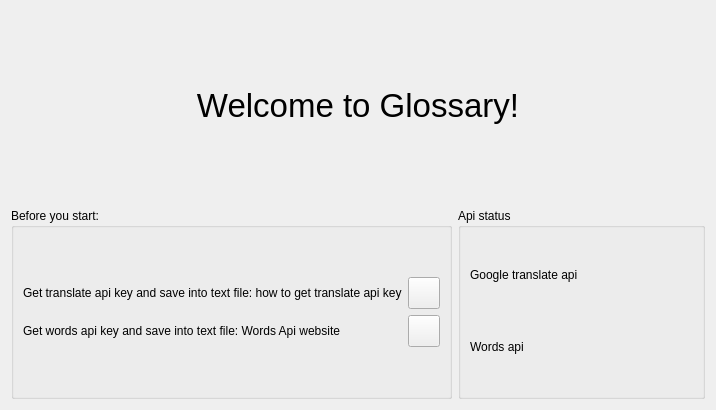
Before: the Qt Designer form src/gui/src/view/WelcomeTab.ui in cieslarmichal/glossary, drawn with Qt 5.
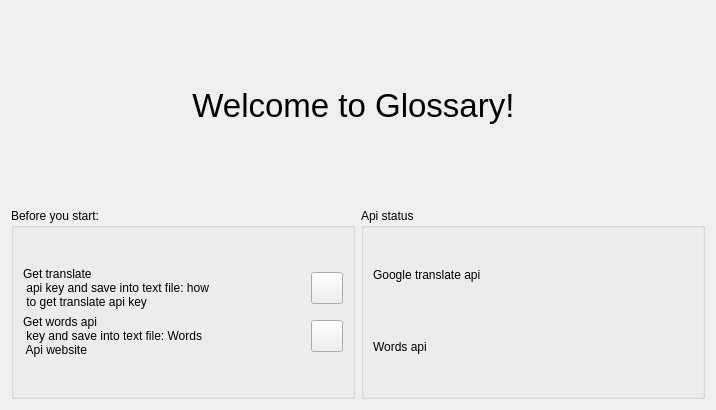
After: the same form once the commit is applied.

```diff
--- a/src/gui/src/view/WelcomeTab.ui
+++ b/src/gui/src/view/WelcomeTab.ui
@@ -144,7 +144,11 @@
           <item>
            <widget class="QLabel" name="labelTranslationApiDescription">
             <property name="text">
-             <string>&lt;html&gt;&lt;head/&gt;&lt;body&gt;&lt;p&gt;Get translate api key and save into text file: &lt;/p&gt;&lt;p&gt;&lt;a href=&quot;https://neliosoftware.com/blog/how-to-generate-an-api-key-for-google-translate/&quot;&gt;&lt;span style=&quot; text-decoration: underline; color:#007af4;&quot;&gt;how to get translate api key&lt;/span&gt;&lt;/a&gt;&lt;/p&gt;&lt;p&gt;&lt;br/&gt;&lt;/p&gt;&lt;/body&gt;&lt;/html&gt;</string>
+                                                    <string>&lt;html&gt;&lt;head/&gt;&lt;body&gt;&lt;p&gt;Get translate
+                                                        api key and save into text file: &lt;/p&gt;&lt;p&gt;&lt;a href=&quot;https://neliosoftware.com/blog/how-to-generate-an-api-key-for-google-translate/&quot;&gt;&lt;span
+                                                        style=&quot; text-decoration: underline; color:#007af4;&quot;&gt;how
+                                                        to get translate api key&lt;/span&gt;&lt;/a&gt;&lt;/p&gt;&lt;p&gt;&lt;br/&gt;&lt;/p&gt;&lt;/body&gt;&lt;/html&gt;
+                                                    </string>
             </property>
            </widget>
           </item>
@@ -184,7 +188,12 @@
           <item>
            <widget class="QLabel" name="labelWordsApiDescription">
             <property name="text">
-             <string>&lt;html&gt;&lt;head/&gt;&lt;body&gt;&lt;p&gt;Get words api key and save into text file: &lt;/p&gt;&lt;p&gt;&lt;a href=&quot;https://rapidapi.com/dpventures/api/wordsapi/pricing&quot;&gt;&lt;span style=&quot; text-decoration: underline; color:#555753;&quot;&gt;Words Api website&lt;/span&gt;&lt;/a&gt;&lt;span style=&quot; color:#555753;&quot;&gt;&lt;br/&gt;&lt;/span&gt;&lt;/p&gt;&lt;/body&gt;&lt;/html&gt;</string>
+                                                    <string>&lt;html&gt;&lt;head/&gt;&lt;body&gt;&lt;p&gt;Get words api
+                                                        key and save into text file: &lt;/p&gt;&lt;p&gt;&lt;a href=&quot;https://rapidapi.com/dpventures/api/wordsapi/pricing&quot;&gt;&lt;span
+                                                        style=&quot; text-decoration: underline; color:#555753;&quot;&gt;Words
+                                                        Api website&lt;/span&gt;&lt;/a&gt;&lt;span style=&quot;
+                                                        color:#555753;&quot;&gt;&lt;br/&gt;&lt;/span&gt;&lt;/p&gt;&lt;/body&gt;&lt;/html&gt;
+                                                    </string>
             </property>
            </widget>
           </item>
@@ -242,7 +251,9 @@
       </font>
      </property>
      <property name="text">
-      <string>&lt;html&gt;&lt;head/&gt;&lt;body&gt;&lt;p align=&quot;center&quot;&gt;Welcome to Glossary!&lt;/p&gt;&lt;/body&gt;&lt;/html&gt;</string>
+                        <string>&lt;html&gt;&lt;head/&gt;&lt;body&gt;&lt;p align=&quot;center&quot;&gt;Welcome to
+                            Glossary!&lt;/p&gt;&lt;/body&gt;&lt;/html&gt;
+                        </string>
      </property>
     </widget>
    </item>
```
Lines whose indentation alone changed are shown as unchanged.
